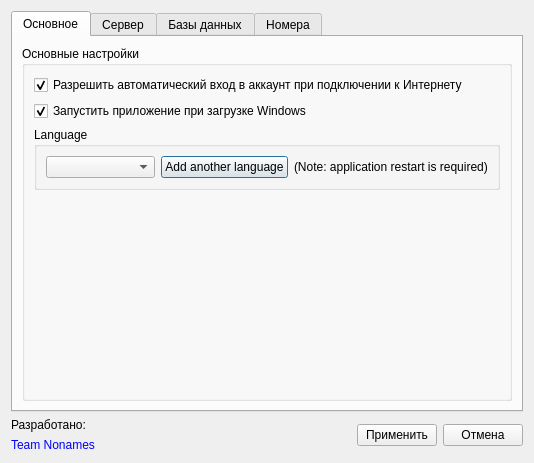
The window that SettingsDialog.ui (okostynchuk/Outcall) describes before a commit, drawn with Qt 5.
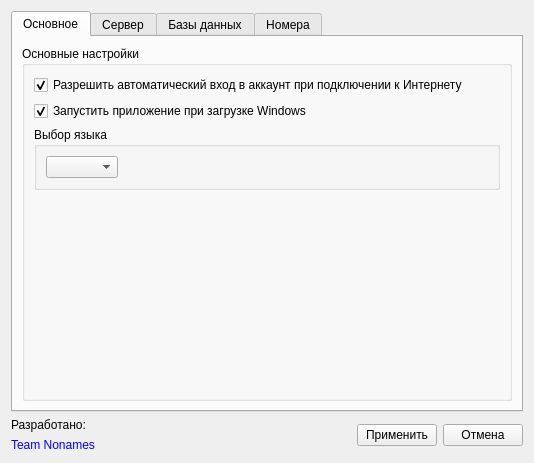
The same window after the commit. Icons and pictures are not drawn.

The edit to the form file:
```diff
--- a/SettingsDialog.ui
+++ b/SettingsDialog.ui
@@ -92,25 +92,24 @@
              </sizepolicy>
             </property>
             <property name="title">
-             <string>Language</string>
+             <string>Выбор языка</string>
             </property>
             <layout class="QGridLayout" name="gridLayout">
              <item row="1" column="0">
               <widget class="QComboBox" name="languageList_2"/>
              </item>
              <item row="1" column="1">
-              <widget class="QPushButton" name="languageButton_2">
-               <property name="text">
-                <string>Add another language</string>
+              <spacer name="horizontalSpacer_2">
+               <property name="orientation">
+                <enum>Qt::Horizontal</enum>
                </property>
-              </widget>
-             </item>
-             <item row="1" column="2">
-              <widget class="QLabel" name="languageLabel_2">
-               <property name="text">
-                <string>(Note: application restart is required)</string>
+               <property name="sizeHint" stdset="0">
+                <size>
+                 <width>40</width>
+                 <height>20</height>
+                </size>
                </property>
-              </widget>
+              </spacer>
              </item>
             </layout>
            </widget>
```
